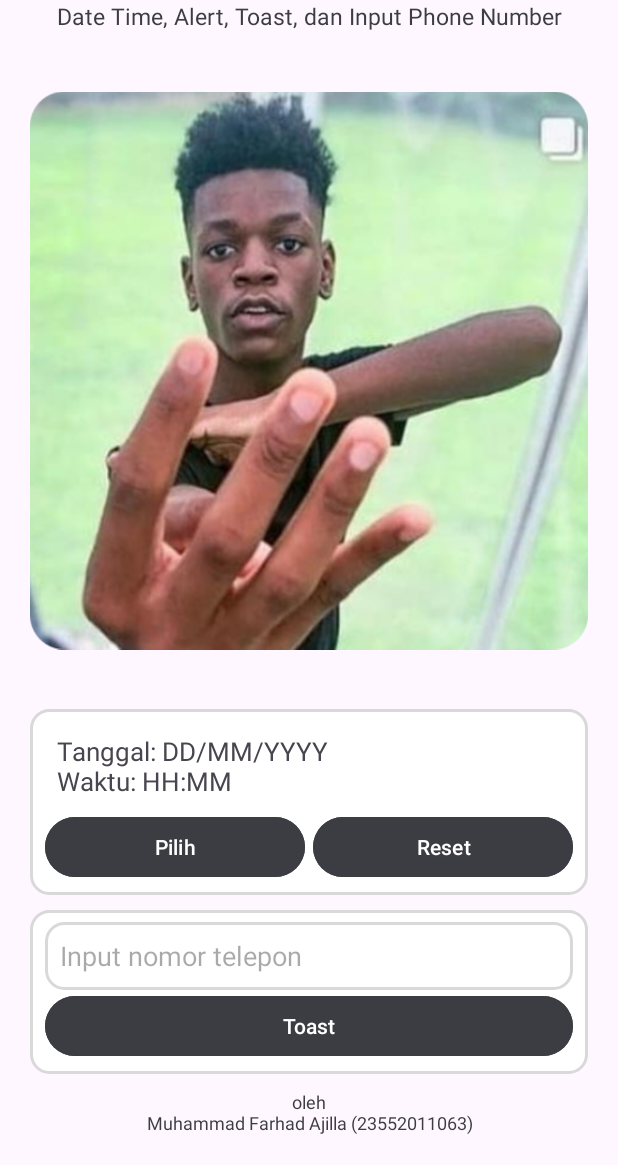
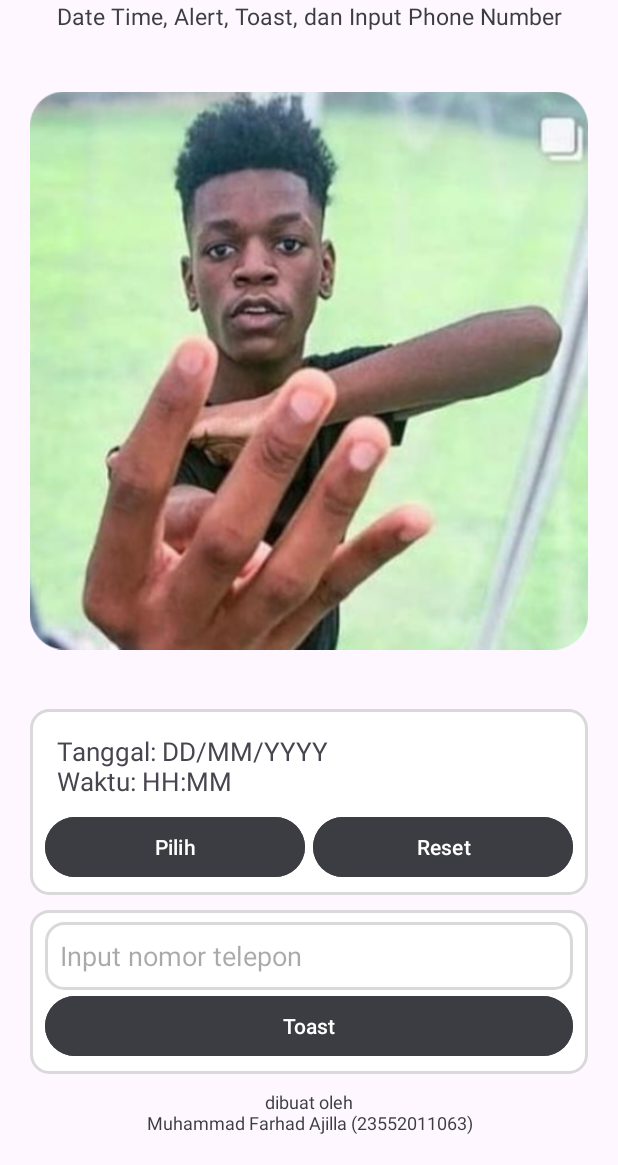
Before and after one commit to MFarhadA/4-Input-Control, an Android app: the screen it shows after launch (MainActivity), on a phone screen of 412 x 824 dp, the part 71-1236 px from its top. Run offline under Robolectric (Android 15) with nearby library versions, the phone set to English and light mode, and no system bars.

Commit message:
update another text view

```diff
--- a/app/src/main/res/layout/activity_main.xml
+++ b/app/src/main/res/layout/activity_main.xml
@@ -149,7 +149,7 @@
                 android:id="@+id/textView3"
                 android:layout_width="match_parent"
                 android:layout_height="wrap_content"
-                android:text="oleh\nMuhammad Farhad Ajilla (23552011063)"
+                android:text="dibuat oleh\nMuhammad Farhad Ajilla (23552011063)"
                 android:textAlignment="center"
                 android:textSize="12sp"
                 android:textStyle="normal"
```
